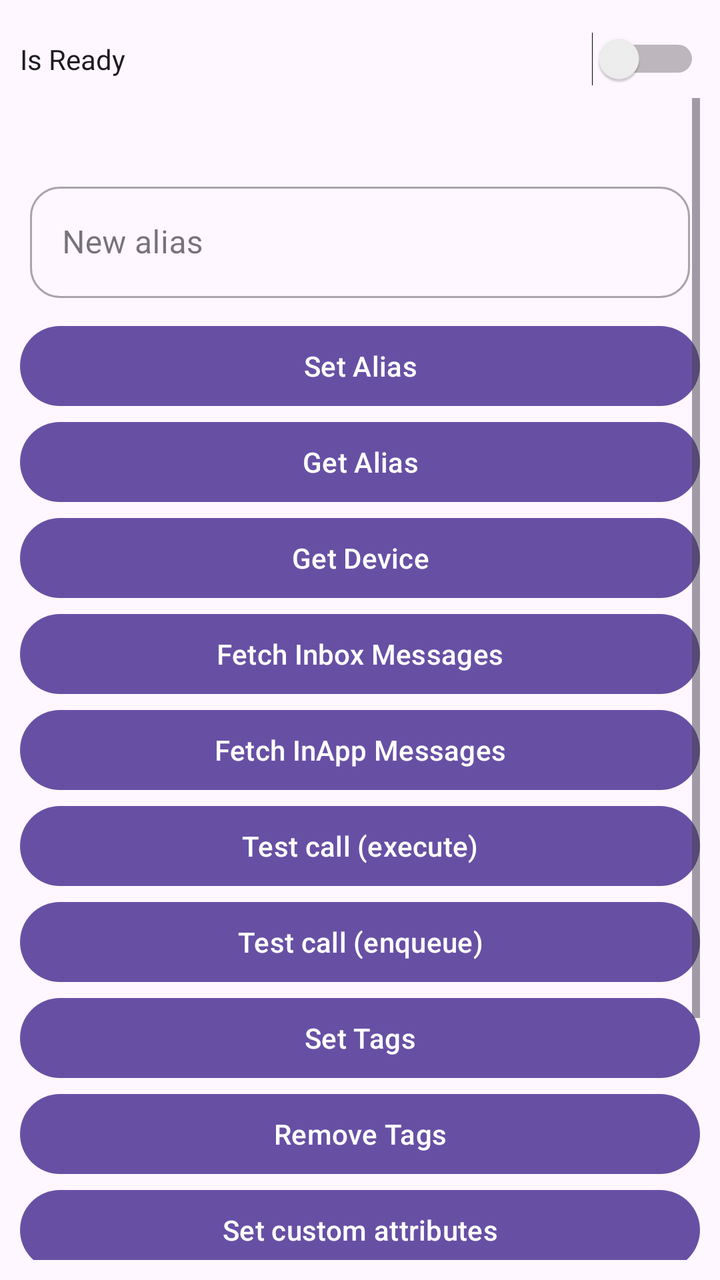
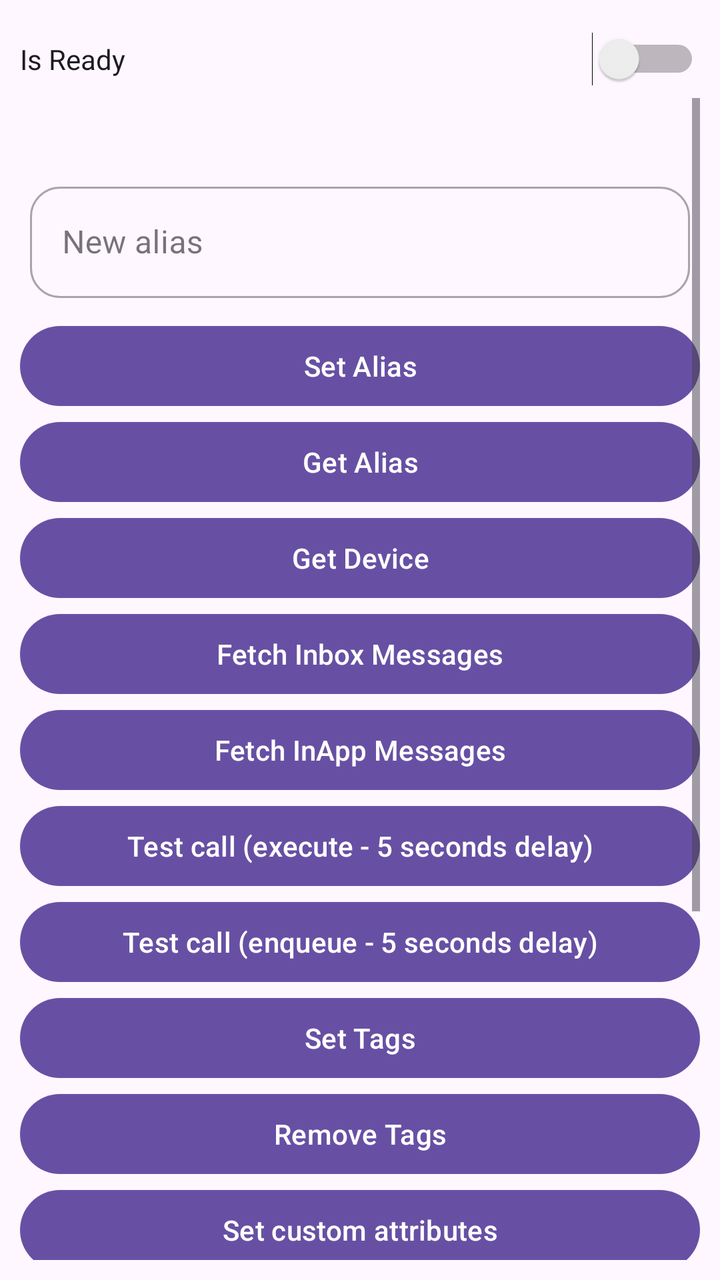

The first picture is an Android layout as it rendered before a commit; the second is the same layout after the commit. The layout source and the unified diff follow.
<!-- AndroidManifest.xml: another module's application theme Theme.EngageSample -->
<!-- res/layout/activity_main.xml -->
<?xml version="1.0" encoding="utf-8"?>
<LinearLayout xmlns:android="http://schemas.android.com/apk/res/android"
    xmlns:app="http://schemas.android.com/apk/res-auto"
    xmlns:tools="http://schemas.android.com/tools"
    android:layout_width="match_parent"
    android:layout_height="match_parent"
    android:orientation="vertical"
    android:padding="10dp"
    tools:ignore="HardcodedText">

    <Switch
        android:id="@+id/switchReady"
        android:layout_width="match_parent"
        android:layout_height="wrap_content"
        android:paddingVertical="10dp"
        android:text="Is Ready"
        tools:ignore="HardcodedText,UseSwitchCompatOrMaterialXml" />

    <ScrollView
        android:layout_width="match_parent"
        android:layout_height="match_parent">

        <LinearLayout
            android:layout_width="match_parent"
            android:layout_height="wrap_content"
            android:orientation="vertical">

            <TextView
                android:id="@+id/tvDevice"
                android:layout_width="match_parent"
                android:layout_height="wrap_content"
                android:layout_marginTop="10dp" />

            <com.google.android.material.textfield.TextInputLayout
                style="@style/Widget.MaterialComponents.TextInputLayout.OutlinedBox"
                android:layout_width="match_parent"
                android:layout_height="wrap_content"
                android:layout_marginHorizontal="5dp"
                android:layout_marginVertical="10dp"
                android:hint="New alias"
                app:boxCornerRadiusBottomEnd="15dp"
                app:boxCornerRadiusBottomStart="15dp"
                app:boxCornerRadiusTopEnd="15dp"
                app:boxCornerRadiusTopStart="15dp"
                app:placeholderText="Enter alias">

                <com.google.android.material.textfield.TextInputEditText
                    android:id="@+id/editTextAlias"
                    android:layout_width="match_parent"
                    android:layout_height="wrap_content" />
            </com.google.android.material.textfield.TextInputLayout>

            <com.google.android.material.button.MaterialButton
                android:id="@+id/btnSetAlias"
                android:layout_width="match_parent"
                android:layout_height="wrap_content"
                android:text="Set Alias" />

            <com.google.android.material.button.MaterialButton
                android:id="@+id/btnGetAlias"
                android:layout_width="match_parent"
                android:layout_height="wrap_content"
                android:text="Get Alias" />

            <com.google.android.material.button.MaterialButton
                android:id="@+id/btnGetDevice"
                android:layout_width="match_parent"
                android:layout_height="wrap_content"
                android:text="Get Device" />


            <com.google.android.material.button.MaterialButton
                android:id="@+id/btnFetchInboxMessages"
                android:layout_width="match_parent"
                android:layout_height="wrap_content"
                android:text="Fetch Inbox Messages" />

            <com.google.android.material.button.MaterialButton
                android:id="@+id/btnFetchInappMessages"
                android:layout_width="match_parent"
                android:layout_height="wrap_content"
                android:text="Fetch InApp Messages" />

            <com.google.android.material.button.MaterialButton
                android:id="@+id/btnTestCallExecute"
                android:layout_width="match_parent"
                android:layout_height="wrap_content"
                android:text="Test call (execute)" />

            <com.google.android.material.button.MaterialButton
                android:id="@+id/btnTestCallEnqueue"
                android:layout_width="match_parent"
                android:layout_height="wrap_content"
                android:text="Test call (enqueue)" />

            <com.google.android.material.button.MaterialButton
                android:id="@+id/btnSetTags"
                android:layout_width="match_parent"
                android:layout_height="wrap_content"
                android:text="Set Tags" />

            <com.google.android.material.button.MaterialButton
                android:id="@+id/btnRemoveTags"
                android:layout_width="match_parent"
                android:layout_height="wrap_content"
                android:text="Remove Tags" />

            <com.google.android.material.button.MaterialButton
                android:id="@+id/btnSetCustomAttributes"
                android:layout_width="match_parent"
                android:layout_height="wrap_content"
                android:text="Set custom attributes" />

            <com.google.android.material.button.MaterialButton
                android:id="@+id/btnGetCustomAttributes"
                android:layout_width="match_parent"
                android:layout_height="wrap_content"
                android:text="Get custom attributes" />

            <com.google.android.material.button.MaterialButton
                android:id="@+id/btnTestInappEvent"
                android:layout_width="match_parent"
                android:layout_height="wrap_content"
                android:text="Test Inapp Event" />

            <com.google.android.material.button.MaterialButton
                android:id="@+id/btnTestPushEvent"
                android:layout_width="match_parent"
                android:layout_height="wrap_content"
                android:text="Test Push Event" />
        </LinearLayout>
    </ScrollView>

</LinearLayout>
<!-- resources referenced by this layout -->
<resources>
  <style name="Theme.EngageSample" parent="Base.Theme.EngageSample" />
  <style name="Base.Theme.EngageSample" parent="Theme.Material3.DayNight.NoActionBar">
          
          
      </style>
</resources>

<!-- the commit's change to res/layout/activity_main.xml (unified diff, before → after) -->
@@ -85,13 +85,13 @@
                 android:id="@+id/btnTestCallExecute"
                 android:layout_width="match_parent"
                 android:layout_height="wrap_content"
-                android:text="Test call (execute)" />
+                android:text="Test call (execute - 5 seconds delay)" />
 
             <com.google.android.material.button.MaterialButton
                 android:id="@+id/btnTestCallEnqueue"
                 android:layout_width="match_parent"
                 android:layout_height="wrap_content"
-                android:text="Test call (enqueue)" />
+                android:text="Test call (enqueue - 5 seconds delay)" />
 
             <com.google.android.material.button.MaterialButton
                 android:id="@+id/btnSetTags"
@@ -128,6 +128,18 @@
                 android:layout_width="match_parent"
                 android:layout_height="wrap_content"
                 android:text="Test Push Event" />
+
+            <com.google.android.material.button.MaterialButton
+                android:id="@+id/btnGetRegions"
+                android:layout_width="match_parent"
+                android:layout_height="wrap_content"
+                android:text="Get Regions (Geofencing)" />
+
+            <com.google.android.material.button.MaterialButton
+                android:id="@+id/btnEventRegions"
+                android:layout_width="match_parent"
+                android:layout_height="wrap_content"
+                android:text="Trigger Enter Geolocation" />
         </LinearLayout>
     </ScrollView>
 
